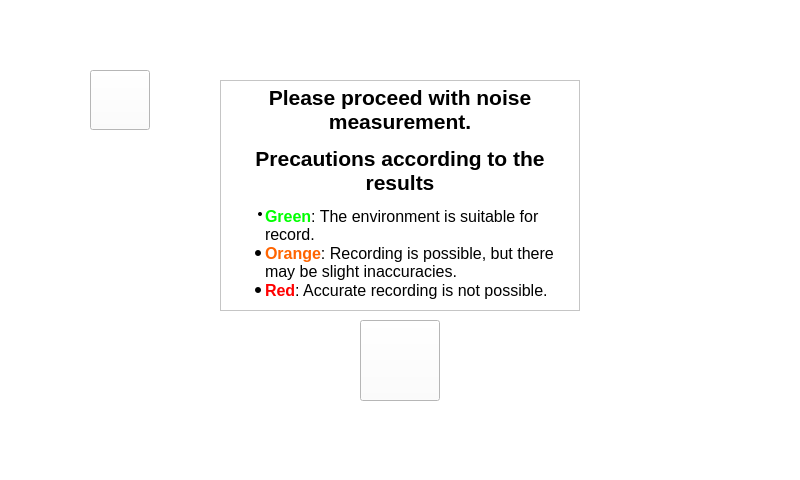
Old version of the form sub.ui in the repository mINUs-capstone-design/Source_Code.
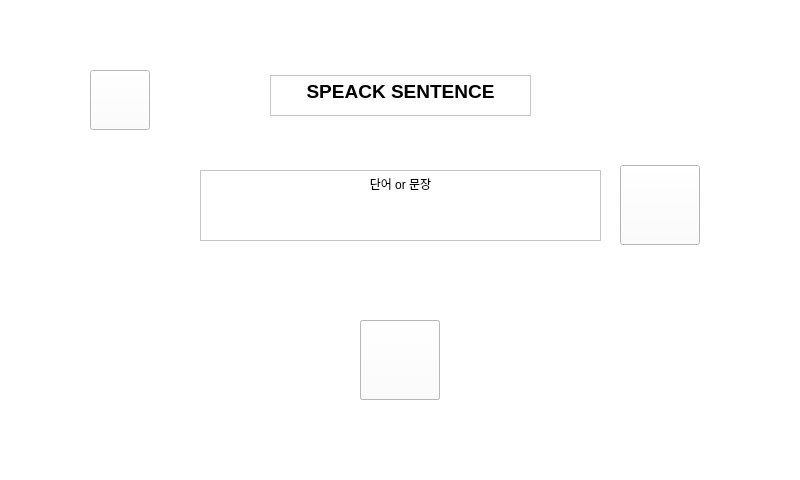
New version of the form. Icons and pictures are not drawn.

Commit message: text 제공 창 크기 변경

```diff
--- a/sub.ui
+++ b/sub.ui
@@ -203,9 +203,9 @@
     <widget class="QTextBrowser" name="select_word">
      <property name="geometry">
       <rect>
-       <x>310</x>
-       <y>180</y>
-       <width>181</width>
+       <x>200</x>
+       <y>170</y>
+       <width>401</width>
        <height>71</height>
       </rect>
      </property>
@@ -261,8 +261,8 @@
     <widget class="QPushButton" name="button_speak_sentense">
      <property name="geometry">
       <rect>
-       <x>530</x>
-       <y>175</y>
+       <x>620</x>
+       <y>165</y>
        <width>80</width>
        <height>80</height>
       </rect>
@@ -587,11 +587,11 @@
     </widget>
    </widget>
    <zorder>loading</zorder>
-   <zorder>resultnoise</zorder>
    <zorder>result</zorder>
    <zorder>mainwindow</zorder>
    <zorder>selectsexual</zorder>
    <zorder>checknoise</zorder>
+   <zorder>resultnoise</zorder>
   </widget>
   <widget class="QMenuBar" name="menubar">
    <property name="geometry">
```
